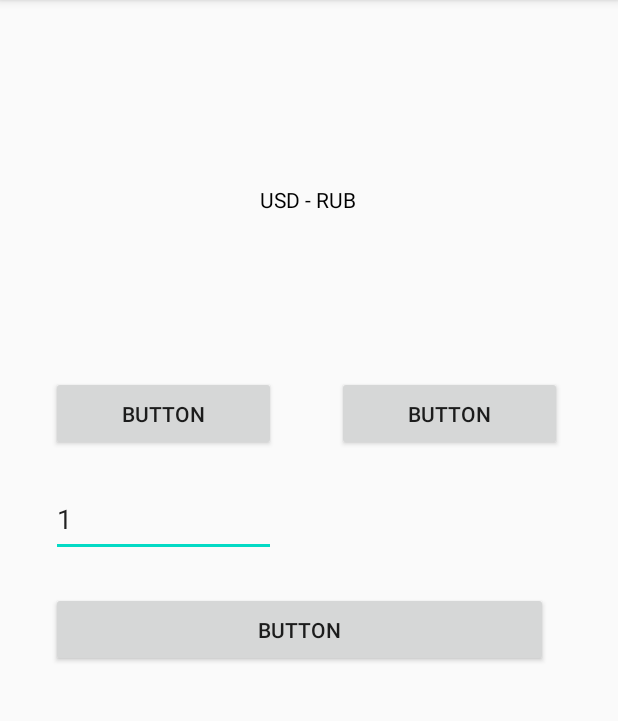
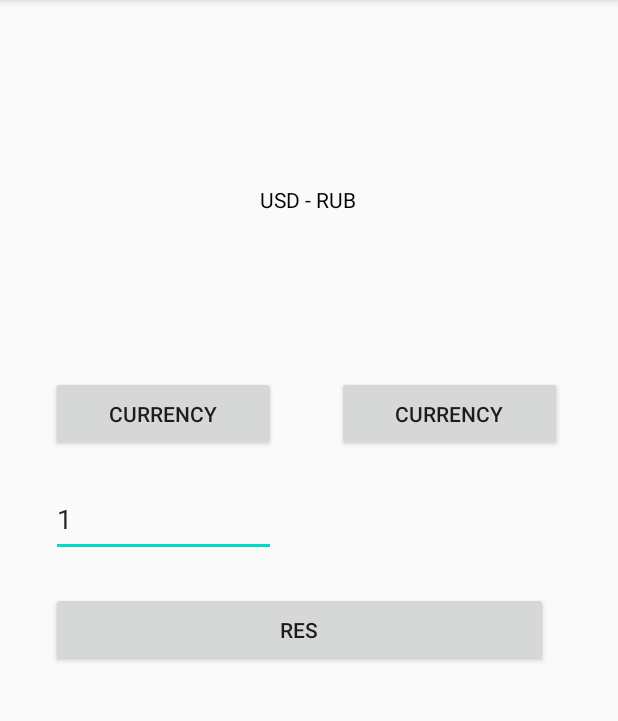
Before and after one commit to NeuroscientistAlzheimer/NewConverter, an Android app: the screen it shows after launch (MainActivity), on a phone screen of 412 x 824 dp, the part 84-805 px from its top. Run offline under Robolectric (Android 15) with nearby library versions, the phone set to English and light mode, and no system bars; our stand-ins replace Volley; libraries missing offline, so code that uses them is left out: in.galaxyofandroid.spinerdialog; 8 statements that could not run were skipped.

Commit message:
Improvements_0.1

```diff
--- a/app/src/main/res/layout/activity_main.xml
+++ b/app/src/main/res/layout/activity_main.xml
@@ -37,7 +37,7 @@
         android:id="@+id/currency1"
         android:layout_width="150dp"
         android:layout_height="50dp"
-        android:text="Button"
+        android:text="currency"
         app:layout_constraintBottom_toBottomOf="parent"
         app:layout_constraintEnd_toEndOf="parent"
         app:layout_constraintHorizontal_bias="0.13"
@@ -49,7 +49,7 @@
         android:id="@+id/currency2"
         android:layout_width="150dp"
         android:layout_height="50dp"
-        android:text="Button"
+        android:text="currency"
         app:layout_constraintBottom_toBottomOf="parent"
         app:layout_constraintEnd_toEndOf="parent"
         app:layout_constraintHorizontal_bias="0.858"
@@ -73,7 +73,7 @@
         android:id="@+id/button_res"
         android:layout_width="331dp"
         android:layout_height="50dp"
-        android:text="Button"
+        android:text="RES"
         app:layout_constraintBottom_toBottomOf="parent"
         app:layout_constraintEnd_toEndOf="parent"
         app:layout_constraintHorizontal_bias="0.425"
```
